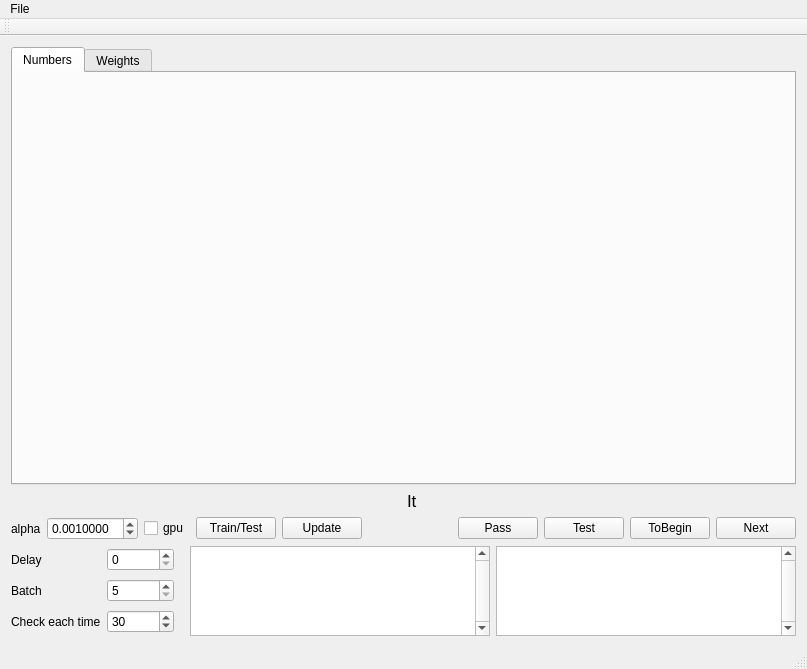
Old version of the form mainwindow.ui in the repository artthirt/cifarsmpl.
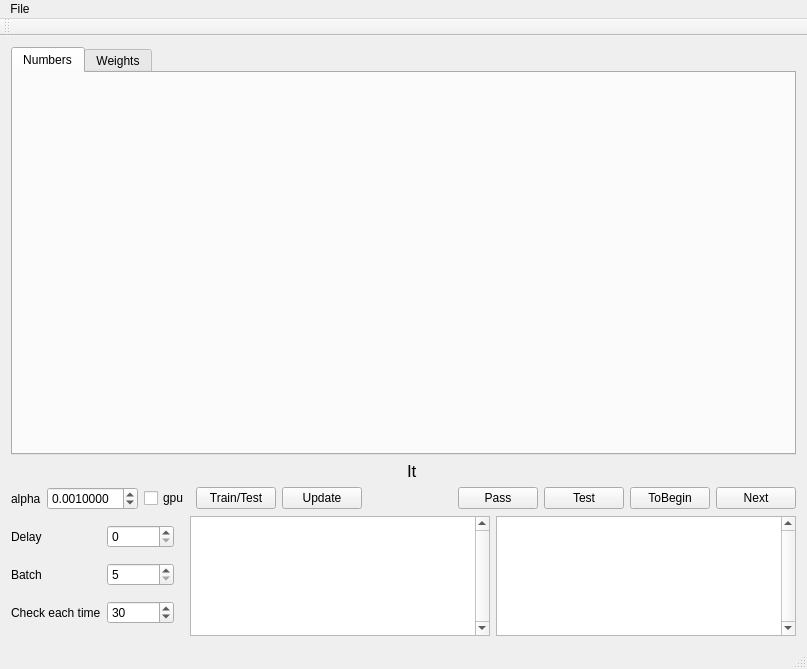
New version of the form. Custom widgets are drawn as their Qt base class.

What changed in the file:
```diff
--- a/mainwindow.ui
+++ b/mainwindow.ui
@@ -188,7 +188,7 @@
         <property name="maximumSize">
          <size>
           <width>16777215</width>
-          <height>90</height>
+          <height>120</height>
          </size>
         </property>
         <property name="verticalScrollBarPolicy">
@@ -274,7 +274,7 @@
         <property name="maximumSize">
          <size>
           <width>16777215</width>
-          <height>90</height>
+          <height>120</height>
          </size>
         </property>
         <property name="verticalScrollBarPolicy">
```
